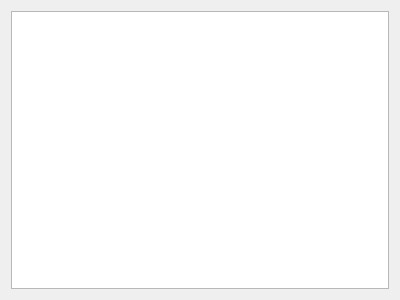
This is src/libskribisto-common/src/toolboxes/outlinetoolbox.ui in jacquetc/skribisto as Qt 5 draws it before an edit. The edited form follows.
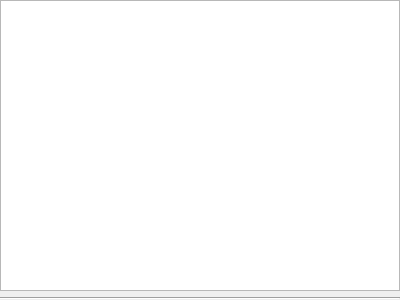
This is the edited form.

Diff of the .ui file:
```diff
--- a/src/libskribisto-common/src/toolboxes/outlinetoolbox.ui
+++ b/src/libskribisto-common/src/toolboxes/outlinetoolbox.ui
@@ -14,9 +14,28 @@
    <string>Form</string>
   </property>
   <layout class="QVBoxLayout" name="verticalLayout">
+   <property name="leftMargin">
+    <number>0</number>
+   </property>
+   <property name="topMargin">
+    <number>0</number>
+   </property>
+   <property name="rightMargin">
+    <number>0</number>
+   </property>
+   <property name="bottomMargin">
+    <number>0</number>
+   </property>
    <item>
     <widget class="QTextEdit" name="textEdit"/>
    </item>
+   <item>
+    <widget class="Line" name="line">
+     <property name="orientation">
+      <enum>Qt::Horizontal</enum>
+     </property>
+    </widget>
+   </item>
   </layout>
  </widget>
  <resources/>
```
